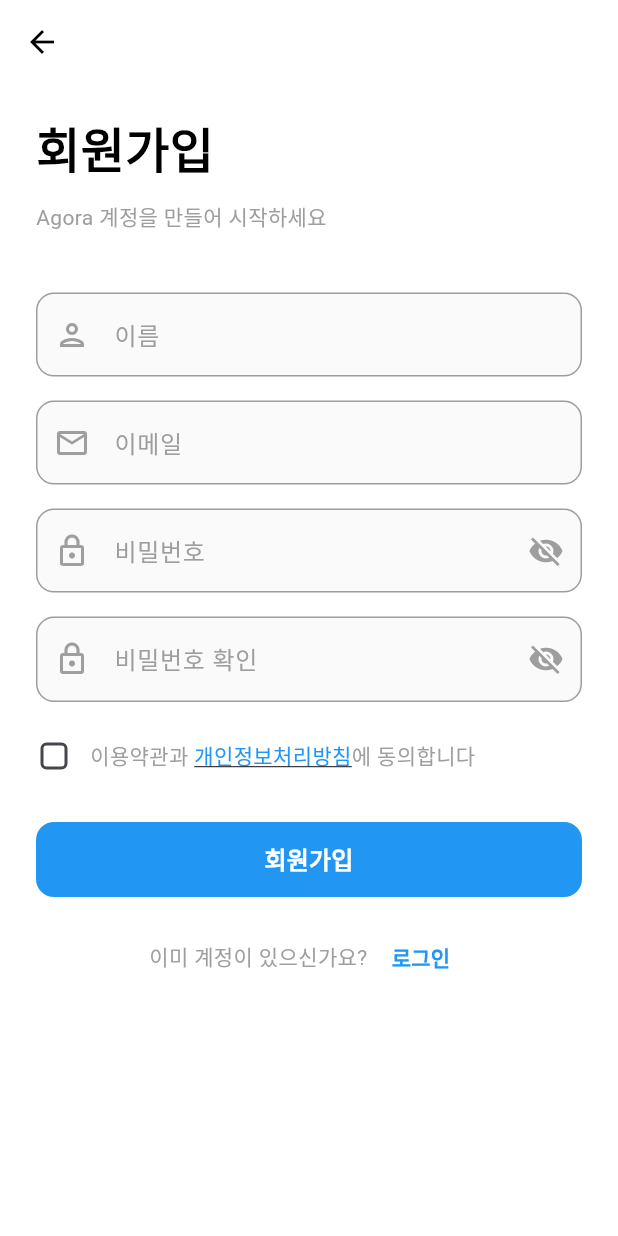
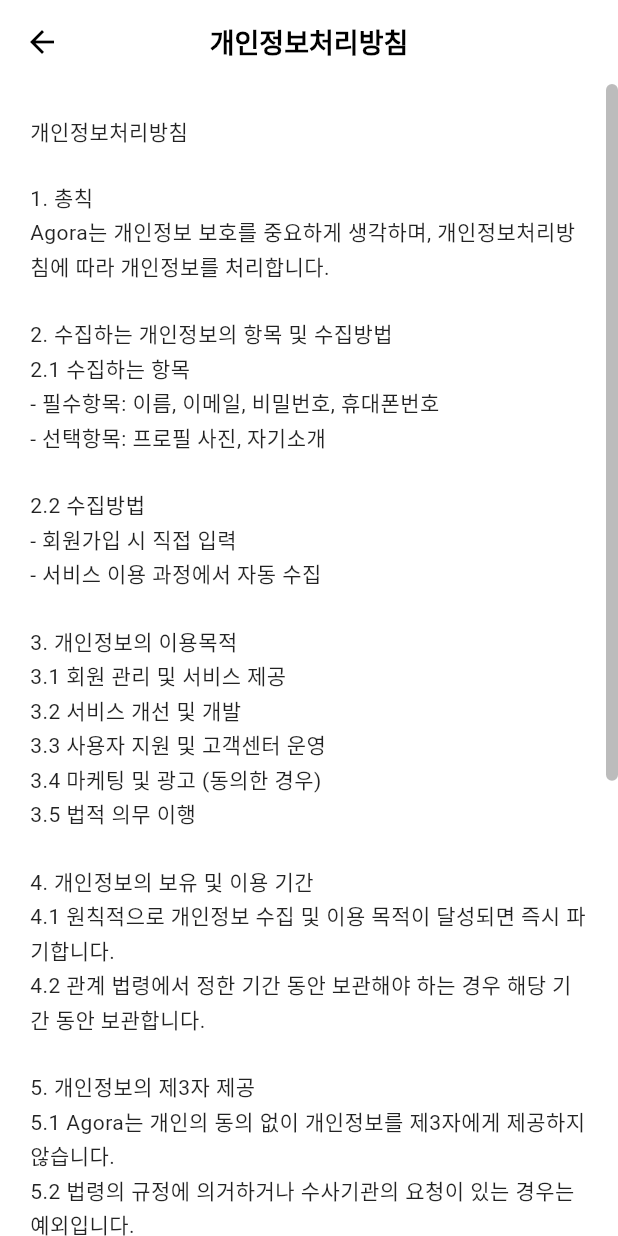
Before and after one commit to najoan125/agora, a Flutter app: the SignupScreen screen opened directly, after a tap on "개인정보처리방침", on a phone screen of 412 x 824 dp. Run offline on Flutter 3.47's test engine with Material 3 defaults, Android fonts, the phone set to English and light mode, and no system bars; our stand-ins replace flutter_svg.

Commit message:
align을 사용하여 약관텍스트 왼쪽고정, 스크롤바 크기 상관없어 오른쪽으로 고정을 시켰다.

```diff
--- /dev/null
+++ b/lib/screens/policy_screen.dart
@@ -0,0 +1,152 @@
+import 'package:flutter/material.dart';
+
+// 이용약관 및 개인정보처리방침을 표시하는 페이지
+
+class PolicyScreen extends StatelessWidget {
+  final String title;
+  final String content;
+
+  const PolicyScreen({
+    Key? key,
+    required this.title,
+    required this.content,
+  }) : super(key: key);
+
+  @override
+  Widget build(BuildContext context) {
+    return Scaffold(
+      backgroundColor: Colors.white,
+      appBar: AppBar(
+        backgroundColor: Colors.white,
+        elevation: 0,
+        leading: IconButton(
+          icon: const Icon(Icons.arrow_back, color: Colors.black),
+          onPressed: () => Navigator.of(context).pop(),
+        ),
+        title: Text(
+          title,
+          textAlign: TextAlign.start,
+          style: const TextStyle(
+            color: Colors.black,
+            fontSize: 18,
+            fontWeight: FontWeight.bold,
+          ),
+        ),
+        centerTitle: true,
+      ),
+      body: SafeArea(
+        child: Align(
+          alignment: Alignment.centerRight,
+          child: Scrollbar(
+            thumbVisibility: true,
+            thickness: 8,
+            radius: const Radius.circular(4),
+            child: SingleChildScrollView(
+              padding: const EdgeInsets.symmetric(horizontal: 20, vertical: 20),
+              child: Align(
+                alignment: Alignment.centerLeft,
+                child: Text(
+                  content,
+                  textAlign: TextAlign.left,
+                  style: const TextStyle(
+                    fontSize: 14,
+                    color: Colors.black87,
+                    height: 1.6,
+                    letterSpacing: 0.3,
+                  ),
+                ),
+              ),
+            ),
+          ),
+        ),
+      ),
+    );
+  }
+}
+
+// 이용약관 내용
+const String termsOfServiceContent = '''
+이용약관
+
+1. 총칙
+본 이용약관은 Agora 서비스(이하 "서비스")를 이용함에 있어 회사와 이용자의 권리, 의무 및 책임사항을 규정합니다.
+
+2. 서비스의 이용
+2.1 서비스는 만 14세 이상의 이용자만 이용할 수 있습니다.
+2.2 이용자는 본 약관에 동의함으로써 서비스 이용 계약이 성립됩니다.
+2.3 회사는 서비스의 내용을 변경할 수 있으며, 변경 시 이용자에게 통보합니다.
+
+3. 이용자의 의무
+3.1 이용자는 타인의 개인정보를 무단으로 사용할 수 없습니다.
+3.2 이용자는 서비스를 불법적인 목적으로 이용할 수 없습니다.
+3.3 이용자는 타인을 괴롭히거나 명예를 훼손하는 행위를 할 수 없습니다.
+
+4. 회사의 책임
+4.1 회사는 서비스 제공 중 발생하는 직접적인 피해에 대해 책임집니다.
+4.2 회사는 이용자의 부주의로 인한 피해에 대해 책임지지 않습니다.
+4.3 회사는 천재지변, 전쟁, 테러 등 불가항력적 사유로 인한 서비스 중단에 대해 책임지지 않습니다.
+
+5. 서비스 이용의 제한 및 중지
+5.1 회사는 이용자가 본 약관을 위반할 경우 서비스 이용을 제한할 수 있습니다.
+5.2 서비스 이용 제한은 위반의 정도에 따라 임시 제한 또는 영구 차단될 수 있습니다.
+
+6. 계약의 해지
+6.1 이용자는 언제든지 서비스 이용을 중단할 수 있습니다.
+6.2 회사는 이용자의 요청에 따라 계정을 삭제할 수 있습니다.
+
+7. 준거법 및 관할
+본 약관은 대한민국 법에 따라 해석되며, 분쟁은 대한민국 법원의 관할에 따릅니다.
+
+부칙
+본 이용약관은 2025년 11월 12일부터 시행됩니다.
+''';
+
+// 개인정보처리방침 내용
+const String privacyPolicyContent = '''
+개인정보처리방침
+
+1. 총칙
+Agora는 개인정보 보호를 중요하게 생각하며, 개인정보처리방침에 따라 개인정보를 처리합니다.
+
+2. 수집하는 개인정보의 항목 및 수집방법
+2.1 수집하는 항목
+- 필수항목: 이름, 이메일, 비밀번호, 휴대폰번호
+- 선택항목: 프로필 사진, 자기소개
+
+2.2 수집방법
+- 회원가입 시 직접 입력
+- 서비스 이용 과정에서 자동 수집
+
+3. 개인정보의 이용목적
+3.1 회원 관리 및 서비스 제공
+3.2 서비스 개선 및 개발
+3.3 사용자 지원 및 고객센터 운영
+3.4 마케팅 및 광고 (동의한 경우)
+3.5 법적 의무 이행
+
+4. 개인정보의 보유 및 이용 기간
+4.1 원칙적으로 개인정보 수집 및 이용 목적이 달성되면 즉시 파기합니다.
+4.2 관계 법령에서 정한 기간 동안 보관해야 하는 경우 해당 기간 동안 보관합니다.
+
+5. 개인정보의 제3자 제공
+5.1 Agora는 개인의 동의 없이 개인정보를 제3자에게 제공하지 않습니다.
+5.2 법령의 규정에 의거하거나 수사기관의 요청이 있는 경우는 예외입니다.
+
+6. 개인정보의 안전성 확보 조치
+6.1 비밀번호 암호화
+6.2 보안 서버 운영
+6.3 전송 데이터 암호화
+6.4 접근권한 관리
+
+7. 이용자의 권리
+7.1 이용자는 개인정보에 대한 접근권, 수정권, 삭제권을 가집니다.
+7.2 이용자는 개인정보 처리에 대해 거부할 수 있습니다.
+
+8. 개인정보 보호 담당자
+8.1 개인정보 보호에 대한 문의는 support@agora.com으로 연락 바랍니다.
+
+9. 정책 변경
+9.1 본 개인정보처리방침은 사전 공지 후 변경될 수 있습니다.
+
+시행일자: 2025년 11월 12일
+''';
--- a/lib/screens/signup_screen.dart
+++ b/lib/screens/signup_screen.dart
@@ -1,5 +1,6 @@
 import 'package:flutter/material.dart';
 import 'login_screen.dart';
+import 'policy_screen.dart' show termsOfServiceContent, privacyPolicyContent, PolicyScreen;
 //회원가입 페이지
 
 class SignupScreen extends StatefulWidget {
@@ -247,6 +248,7 @@
 
               // Terms and Conditions
               Row(
+                crossAxisAlignment: CrossAxisAlignment.start,
                 children: [
                   SizedBox(
                     width: 24,
@@ -268,23 +270,51 @@
                   Expanded(
                     child: Wrap(
                       children: [
-                        const Text(
+                        MouseRegion(
+                          cursor: SystemMouseCursors.click,
+                          child: GestureDetector(
+                            onTap: () {
+                              Navigator.of(context).push(
+                                MaterialPageRoute(
+                                  builder: (context) => const PolicyScreen(
+                                    title: '이용약관',
+                                    content: termsOfServiceContent,
+                                  ),
+                                ),
+                              );
+                            },
+                            child: const Text(
                               '이용약관',
-                          style: TextStyle(color: Colors.grey),
+                              style: TextStyle(
+                                color: Colors.blue,
+                                decoration: TextDecoration.underline,
+                              ),
+                            ),
+                          ),
                         ),
                         const Text(
                           '과 ',
                           style: TextStyle(color: Colors.grey),
                         ),
-                        GestureDetector(
+                        MouseRegion(
+                          cursor: SystemMouseCursors.click,
+                          child: GestureDetector(
                             onTap: () {
-                            // 개인정보처리방침 페이지로 이동
+                              Navigator.of(context).push(
+                                MaterialPageRoute(
+                                  builder: (context) => const PolicyScreen(
+                                    title: '개인정보처리방침',
+                                    content: privacyPolicyContent,
+                                  ),
+                                ),
+                              );
                             },
                             child: const Text(
                               '개인정보처리방침',
                               style: TextStyle(
                                 color: Colors.blue,
                                 decoration: TextDecoration.underline,
+                              ),
                             ),
                           ),
                         ),
```
Lines whose indentation alone changed are shown as unchanged.
